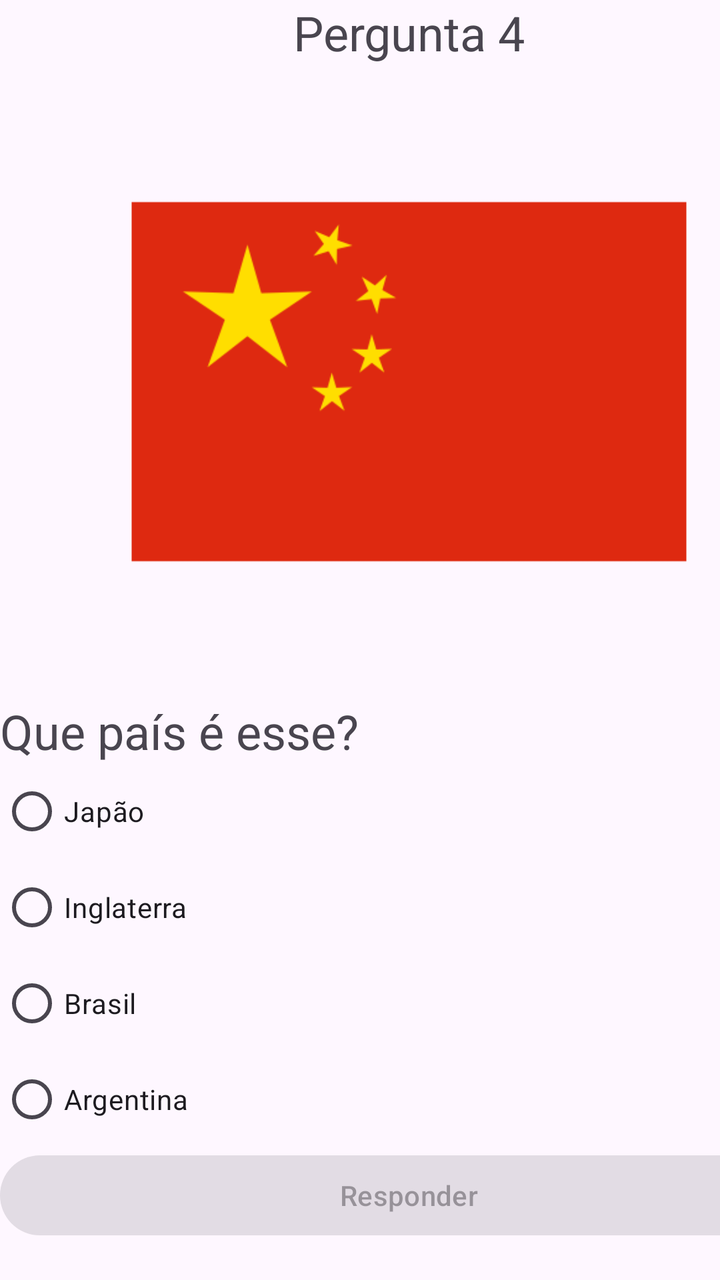
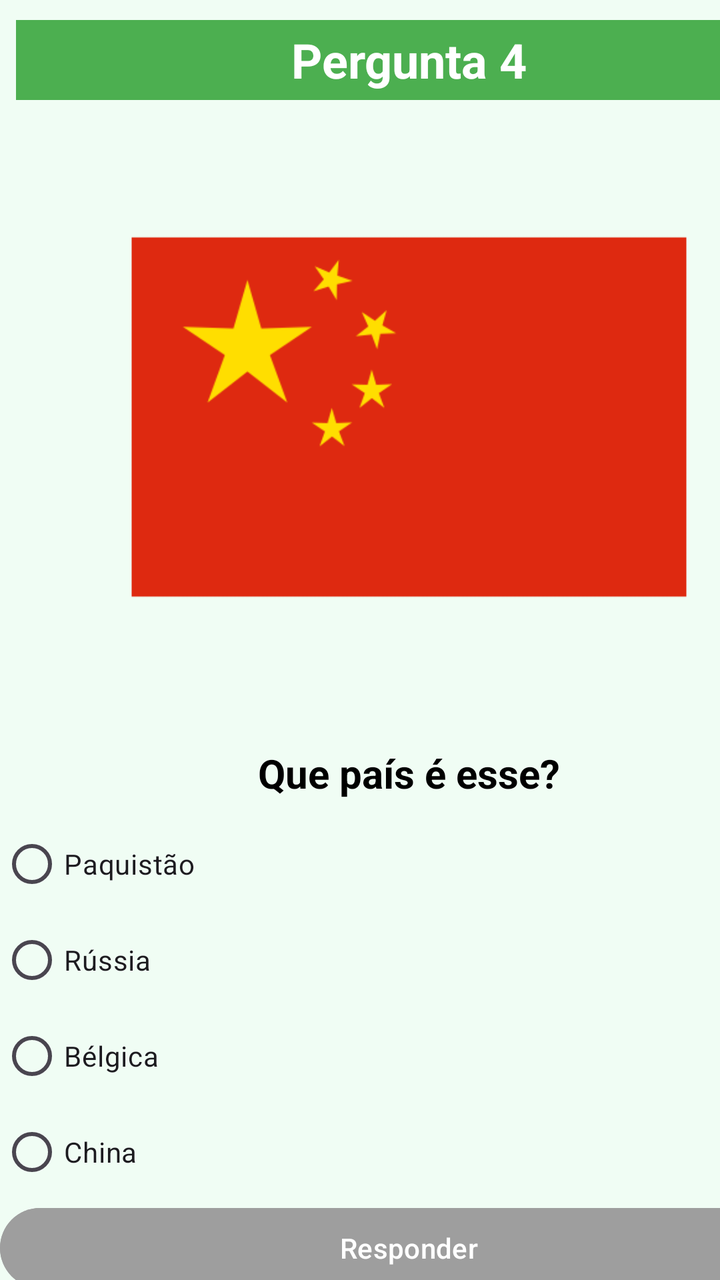

Before-and-after screenshots of an Android layout around one commit, followed by the original layout XML and the change that was made.
<!-- AndroidManifest.xml: application theme Theme.QuizBandeiras -->
<!-- res/layout/activity_pergunta4.xml -->
<?xml version="1.0" encoding="utf-8"?>
<androidx.constraintlayout.widget.ConstraintLayout xmlns:android="http://schemas.android.com/apk/res/android"
    xmlns:app="http://schemas.android.com/apk/res-auto"
    xmlns:tools="http://schemas.android.com/tools"
    android:id="@+id/main"
    android:layout_width="match_parent"
    android:layout_height="match_parent"
    tools:context=".Pergunta4">

    <LinearLayout
        android:orientation="vertical"
        android:layout_width="409dp"
        android:layout_height="729dp">
        <TextView
            android:textSize="24sp"
            android:gravity="center"
            android:id="@+id/textView6"
            android:layout_width="match_parent"
            android:layout_height="wrap_content"
            android:text="Pergunta 4"/>
        <ImageView
            android:id="@+id/imageView2"
            android:layout_width="match_parent"
            android:layout_height="317dp"
            app:srcCompat="@drawable/china"/>
        <TextView
            android:textSize="24sp"
            android:id="@+id/textView2"
            android:layout_width="match_parent"
            android:layout_height="wrap_content"
            android:text="Que país é esse?"/>
        <RadioGroup
            android:id="@+id/rgpAlternativas"
            android:layout_width="match_parent"
            android:layout_height="match_parent">
            <RadioButton
                android:id="@+id/rgbOpcao1"
                android:layout_width="match_parent"
                android:layout_height="wrap_content"
                android:text="Japão "/>
            <RadioButton
                android:id="@+id/rgbOpcao2"
                android:layout_width="match_parent"
                android:layout_height="wrap_content"
                android:text="Inglaterra"/>
            <RadioButton
                android:id="@+id/rgbOpcao3"
                android:layout_width="match_parent"
                android:layout_height="wrap_content"
                android:text="Brasil"/>
            <RadioButton
                android:id="@+id/rgbOpcao4"
                android:layout_width="match_parent"
                android:layout_height="wrap_content"
                android:text="Argentina"/>
            <Button
                android:enabled="false"
                android:id="@+id/btnResponder"
                android:layout_width="match_parent"
                android:layout_height="wrap_content"
                android:text="Responder"/>
        </RadioGroup>
    </LinearLayout>
</androidx.constraintlayout.widget.ConstraintLayout>
<!-- resources referenced by this layout -->
<resources>
  <!-- drawable china: png bitmap (drawable, 7584 bytes) -->
  <style name="Theme.QuizBandeiras" parent="Base.Theme.QuizBandeiras" />
  <style name="Base.Theme.QuizBandeiras" parent="Theme.Material3.DayNight.NoActionBar">
          
          
      </style>
</resources>

<!-- the commit's change to res/layout/activity_pergunta4.xml (unified diff, before → after) -->
@@ -5,60 +5,83 @@
     android:id="@+id/main"
     android:layout_width="match_parent"
     android:layout_height="match_parent"
+    android:background="#F0FDF4"
     tools:context=".Pergunta4">
 
     <LinearLayout
-        android:orientation="vertical"
         android:layout_width="409dp"
-        android:layout_height="729dp">
+        android:layout_height="729dp"
+        android:orientation="vertical">
+
         <TextView
-            android:textSize="24sp"
-            android:gravity="center"
             android:id="@+id/textView6"
             android:layout_width="match_parent"
-            android:layout_height="wrap_content"
-            android:text="Pergunta 4"/>
+            android:layout_height="40dp"
+            android:layout_marginStart="8dp"
+            android:layout_marginTop="10dp"
+            android:layout_marginEnd="8dp"
+            android:background="#4CAF50"
+            android:gravity="center"
+            android:text="Pergunta 4"
+            android:textColor="@android:color/white"
+            android:textSize="24sp"
+            android:textStyle="bold" />
+
         <ImageView
             android:id="@+id/imageView2"
             android:layout_width="match_parent"
             android:layout_height="317dp"
-            app:srcCompat="@drawable/china"/>
+            app:srcCompat="@drawable/china" />
+
         <TextView
-            android:textSize="24sp"
             android:id="@+id/textView2"
             android:layout_width="match_parent"
             android:layout_height="wrap_content"
-            android:text="Que país é esse?"/>
+            android:layout_marginTop="6dp"
+            android:layout_marginBottom="8dp"
+            android:gravity="center"
+            android:text="Que país é esse?"
+            android:textColor="@android:color/black"
+            android:textSize="20sp"
+            android:textStyle="bold" />
+
         <RadioGroup
             android:id="@+id/rgpAlternativas"
             android:layout_width="match_parent"
             android:layout_height="match_parent">
+
             <RadioButton
                 android:id="@+id/rgbOpcao1"
                 android:layout_width="match_parent"
                 android:layout_height="wrap_content"
-                android:text="Japão "/>
+                android:text="Paquistão" />
+
             <RadioButton
                 android:id="@+id/rgbOpcao2"
                 android:layout_width="match_parent"
                 android:layout_height="wrap_content"
-                android:text="Inglaterra"/>
+                android:text="Rússia" />
+
             <RadioButton
                 android:id="@+id/rgbOpcao3"
                 android:layout_width="match_parent"
                 android:layout_height="wrap_content"
-                android:text="Brasil"/>
+                android:text="Bélgica" />
+
             <RadioButton
                 android:id="@+id/rgbOpcao4"
                 android:layout_width="match_parent"
                 android:layout_height="wrap_content"
-                android:text="Argentina"/>
+                android:text="China" />
+
             <Button
-                android:enabled="false"
                 android:id="@+id/btnResponder"
                 android:layout_width="match_parent"
                 android:layout_height="wrap_content"
-                android:text="Responder"/>
+                android:backgroundTint="#9E9E9E"
+                android:enabled="false"
+                android:text="Responder"
+                android:textColor="@android:color/white" />
         </RadioGroup>
     </LinearLayout>
 </androidx.constraintlayout.widget.ConstraintLayout>
